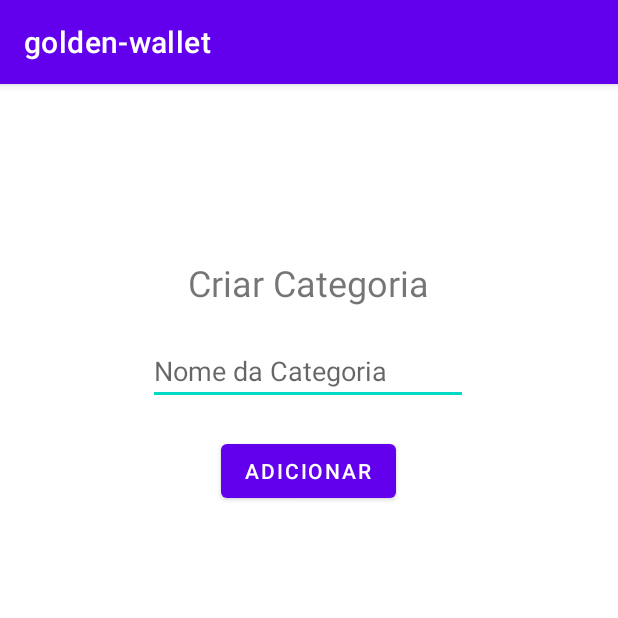
After one commit to jabriboy/Golden-Wallet, an Android app: the AdicionarCategoria screen opened directly, with no data from a screen before it, on a phone screen of 412 x 824 dp, the top half of it. The commit adds this screen. Run offline under Robolectric (Android 15) with nearby library versions, the phone set to English and light mode, and no system bars; our stand-ins replace Firebase (no records; nobody signed in at launch, a user with empty details on screens opened directly).

Commit message:
add categorias

```diff
--- a/app/src/main/AndroidManifest.xml
+++ b/app/src/main/AndroidManifest.xml
@@ -11,6 +11,9 @@
         android:supportsRtl="true"
         android:theme="@style/Theme.Goldenwallet"
         tools:targetApi="31">
+        <activity
+            android:name=".AdicionarCategoria"
+            android:exported="false" />
         <activity
             android:name=".AdicionarTransacao"
             android:exported="false" />
--- /dev/null
+++ b/app/src/main/java/com/senaicimatec/golden_wallet/AdicionarCategoria.java
@@ -0,0 +1,105 @@
+package com.senaicimatec.golden_wallet;
+
+import androidx.annotation.NonNull;
+import androidx.appcompat.app.AppCompatActivity;
+
+import android.content.Intent;
+import android.os.Bundle;
+import android.view.View;
+import android.widget.Button;
+import android.widget.EditText;
+
+import com.google.android.material.chip.Chip;
+import com.google.firebase.database.DataSnapshot;
+import com.google.firebase.database.DatabaseError;
+import com.google.firebase.database.DatabaseReference;
+import com.google.firebase.database.FirebaseDatabase;
+import com.google.firebase.database.ValueEventListener;
+import com.senaicimatec.golden_wallet.Entities.Categoria;
+import com.senaicimatec.golden_wallet.Entities.User;
+
+import com.senaicimatec.golden_wallet.db.DataInsertionHelper;
+
+import com.senaicimatec.golden_wallet.AdicionarTransacao;
+
+import java.util.ArrayList;
+
+public class AdicionarCategoria extends AppCompatActivity {
+
+    String id = "";
+
+    private EditText desc;
+
+    public static ArrayList<Categoria> categorias = new ArrayList<Categoria>();
+
+    DataInsertionHelper di = new DataInsertionHelper();
+
+    @Override
+    protected void onCreate(Bundle savedInstanceState) {
+        super.onCreate(savedInstanceState);
+        setContentView(R.layout.activity_adicionar_categoria);
+
+        DatabaseReference reference = FirebaseDatabase.getInstance().getReference();
+
+        Button btnAdicionarCategoria = (Button) findViewById(R.id.btnAdicionarCategoria);
+        desc = (EditText) findViewById(R.id.editNomeCategoria);
+
+
+
+        btnAdicionarCategoria.setOnClickListener(new View.OnClickListener() {
+            @Override
+            public void onClick(View view) {
+                String user;
+                if(SignUp.user != null){
+                    user = SignUp.user;
+                }
+                else{
+                    user = MainActivity.user;
+                }
+                int i = 0;
+                for(User u: SignUp.ids){
+                    i++;
+                    if(u.getUsername().equals(user)){
+                        id = String.valueOf(i);
+                    }
+                }
+                String idTipo = null;
+                if(AdicionarTransacao.chipGasto.isChecked()){
+                    idTipo = "2";
+                }
+                else if(AdicionarTransacao.chipRenda.isChecked()){
+                    idTipo = "1";
+                }
+
+                di.inserirCategoria(new Categoria(idTipo, desc.getText().toString()), id);
+                Intent intent = new Intent(AdicionarCategoria.this,AdicionarTransacao.class);
+                startActivity(intent);
+            }
+        });
+
+        reference.addValueEventListener(new ValueEventListener() {
+            @Override
+            public void onDataChange(@NonNull DataSnapshot snapshot) {
+                System.out.println("called onDataChange");
+                categorias.clear();
+                for (DataSnapshot current_user: snapshot.child("Usuarios").child(id).child("Categorias").getChildren()) {
+
+                    String tipo = current_user.child("tipo").getValue().toString();
+                    String description = current_user.child("description").getValue().toString();
+
+                    System.out.println(current_user);
+                    Categoria c = new Categoria(tipo, description);
+
+                    categorias.add(c);
+                    System.out.println(categorias.size());
+                }
+
+            }
+
+            @Override
+            public void onCancelled(@NonNull DatabaseError error) {
+
+            }
+        });
+    }
+}
--- a/app/src/main/java/com/senaicimatec/golden_wallet/Entities/Categoria.java
+++ b/app/src/main/java/com/senaicimatec/golden_wallet/Entities/Categoria.java
@@ -1,12 +1,12 @@
 package com.senaicimatec.golden_wallet.Entities;
 
 public class Categoria {
-    private Tipo tipo;
+    private String tipo;
     private String description;
 
     public Categoria(){}
 
-    public Categoria(Tipo tipo, String description){
+    public Categoria(String tipo, String description){
         this.tipo = tipo;
         this.description = description;
     }
@@ -17,4 +17,6 @@ public class Categoria {
         return this.description;
     }
 
+    public String getTipo() { return this.tipo; }
+
 }
--- a/app/src/main/java/com/senaicimatec/golden_wallet/MainActivity.java
+++ b/app/src/main/java/com/senaicimatec/golden_wallet/MainActivity.java
@@ -24,6 +24,8 @@ public class MainActivity extends AppCompatActivity {
     private EditText editUsername;
     private EditText editPassword;
 
+    public static String user;
+
     @Override
     protected void onCreate(Bundle savedInstanceState) {
         super.onCreate(savedInstanceState);
@@ -45,6 +47,7 @@ public class MainActivity extends AppCompatActivity {
                 for(User u: SignUp.ids){
                     if(u.getUsername().equals(username)){
                         if(u.getPassword().equals(password)){
+                            user = username;
                             Intent i = new Intent(MainActivity.this,MainPage.class);
                             startActivity(i);
                         }
--- a/app/src/main/java/com/senaicimatec/golden_wallet/SignUp.java
+++ b/app/src/main/java/com/senaicimatec/golden_wallet/SignUp.java
@@ -33,6 +33,8 @@ public class SignUp extends AppCompatActivity {
     private EditText editPassword2;
     private Button btnSubmit;
 
+    public static String user = null;
+
     @Override
     protected void onCreate(Bundle savedInstanceState) {
         super.onCreate(savedInstanceState);
@@ -62,6 +64,7 @@ public class SignUp extends AppCompatActivity {
                     }
                     if(i == 0){
                         di.inserirUsuario(new User(username, paswd1, "0.0"));
+                        user = username;
                         Intent intent = new Intent(SignUp.this,MainPage.class);
                         startActivity(intent);
                     }
@@ -72,6 +75,7 @@ public class SignUp extends AppCompatActivity {
         reference.addValueEventListener(new ValueEventListener() {
             @Override
             public void onDataChange(@NonNull DataSnapshot snapshot) {
+                System.out.println("Called onDataChange");
                 ids.clear();
                 for (DataSnapshot current_user : snapshot.child("Usuarios").getChildren()) {
                     String username = current_user.child("username").getValue().toString();
@@ -80,6 +84,7 @@ public class SignUp extends AppCompatActivity {
                     User u = new User(username, password, saldo);
 
                     ids.add(u);
+                    System.out.println("size user: "+ ids.size());
                 }
 
             }
--- /dev/null
+++ b/app/src/main/res/layout/activity_adicionar_categoria.xml
@@ -0,0 +1,45 @@
+<?xml version="1.0" encoding="utf-8"?>
+<androidx.constraintlayout.widget.ConstraintLayout xmlns:android="http://schemas.android.com/apk/res/android"
+    xmlns:app="http://schemas.android.com/apk/res-auto"
+    xmlns:tools="http://schemas.android.com/tools"
+    android:layout_width="match_parent"
+    android:layout_height="match_parent"
+    tools:context=".AdicionarCategoria">
+
+    <EditText
+        android:id="@+id/editNomeCategoria"
+        android:layout_width="wrap_content"
+        android:layout_height="wrap_content"
+        android:layout_marginTop="20dp"
+        android:ems="10"
+        android:hint="Nome da Categoria"
+        android:inputType="textPersonName"
+        app:layout_constraintEnd_toEndOf="parent"
+        app:layout_constraintHorizontal_bias="0.497"
+        app:layout_constraintStart_toStartOf="parent"
+        app:layout_constraintTop_toBottomOf="@+id/textView6" />
+
+    <Button
+        android:id="@+id/btnAdicionarCategoria"
+        android:layout_width="wrap_content"
+        android:layout_height="wrap_content"
+        android:layout_marginTop="20dp"
+        android:text="Adicionar"
+        app:layout_constraintEnd_toEndOf="parent"
+        app:layout_constraintHorizontal_bias="0.498"
+        app:layout_constraintStart_toStartOf="parent"
+        app:layout_constraintTop_toBottomOf="@+id/editNomeCategoria"
+        tools:text="Adicionar" />
+
+    <TextView
+        android:id="@+id/textView6"
+        android:layout_width="wrap_content"
+        android:layout_height="wrap_content"
+        android:layout_marginTop="116dp"
+        android:text="Criar Categoria"
+        android:textSize="24sp"
+        app:layout_constraintEnd_toEndOf="parent"
+        app:layout_constraintHorizontal_bias="0.498"
+        app:layout_constraintStart_toStartOf="parent"
+        app:layout_constraintTop_toTopOf="parent" />
+</androidx.constraintlayout.widget.ConstraintLayout>
```
Also changed, not shown: app/src/main/java/com/senaicimatec/golden_wallet/AdicionarTransacao.java (+44 -3 lines), app/src/main/java/com/senaicimatec/golden_wallet/db/DataInsertionHelper.java (+11 -2 lines).
